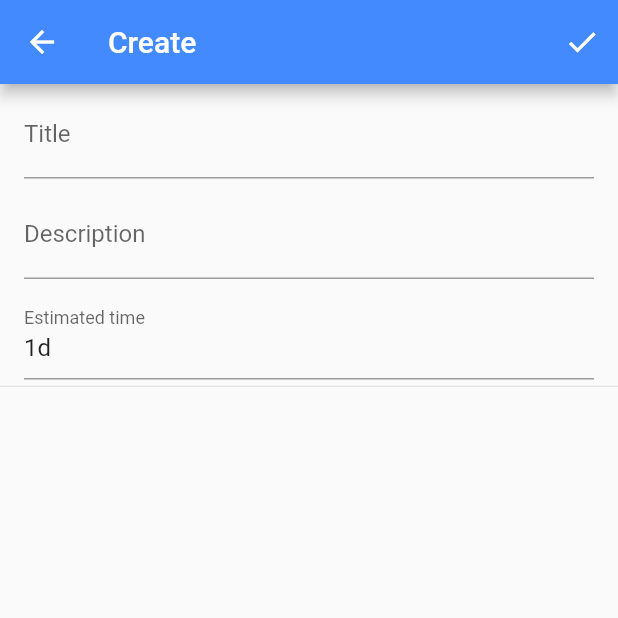
After one commit to haxcode/task_tracking_app, a Flutter app: the TodoEditableForm screen opened by its route, after a tap on the "done" icon, after a tap on the "add" icon, on a phone screen of 412 x 824 dp, the top half of it. The commit adds this screen. Run offline on Flutter 3.47's test engine with Material 2 defaults, Android fonts, the phone set to English and light mode, and no system bars; our stand-ins replace flutter_slidable, sqflite; accounts and stored records are empty.

Commit message:
add refresh list and one for  for 3 state

```diff
--- a/lib/src/app/controller/todo_Item.dart
+++ b/lib/src/app/controller/todo_Item.dart
@@ -19,9 +19,9 @@ class TodoItem {
     db.update(todo);
   }
 
-  static void readTodo(Todo todo) {
+  static TodoItem readTodo(Todo todo) {
     TodoEntity db = new TodoEntity();
-    db.read(todo.id);
+    db.getTodo(todo.id);
   }
   //todo add full crud hear
 
--- a/lib/src/app/model/todo.dart
+++ b/lib/src/app/model/todo.dart
@@ -7,11 +7,12 @@ class Todo {
   final String title;
   final String description;
   final String estimatedTime;
+  final int done;
   //final String startTime;
  // final String stopTime;
   //final String done;
 
-  Todo({this.id, this.title, this.description, this.estimatedTime});
+  Todo({this.id, this.title, this.description, this.estimatedTime, this.done});
 
   Map<String, dynamic> toMap() {
     return  {
@@ -21,7 +22,7 @@ class Todo {
       "estimatedTime":estimatedTime,
       //"startTime":startTime,
       //"stopTime":stopTime,
-      //"done":done,
+      "done":done,
     };
   }
 
--- a/lib/src/app/model/work_time.dart
+++ b/lib/src/app/model/work_time.dart
@@ -5,16 +5,16 @@ class WorkTime {
   final int id;
   final String startTime;
   final String stopTime;
-  final String done;
+  final int todoId;
 
-  WorkTime({this.id, this.startTime, this.stopTime, this.done});
+  WorkTime({this.id, this.todoId, this.startTime, this.stopTime});
 
   Map<String, dynamic> toMap() {
     return  {
       "id": id,
       "startTime":startTime,
       "stopTime":stopTime,
-      "done":done,
+      "todo_id": todoId
     };
   }
 
--- a/lib/src/app/view/main_view.dart
+++ b/lib/src/app/view/main_view.dart
@@ -1,6 +1,5 @@
 import 'package:flutter/material.dart';
 import 'package:task_tracking_app/src/app/view/about.dart';
-import 'package:task_tracking_app/src/app/view/task/todo_create_form.dart';
 import 'package:task_tracking_app/src/app/view/task/todo_list.dart';
 
 
--- /dev/null
+++ b/lib/src/app/view/task/todo_editable_form.dart
@@ -0,0 +1,188 @@
+import 'dart:developer' as developer;
+
+import 'package:flutter/material.dart';
+import 'package:task_tracking_app/src/app/controller/todo_Item.dart';
+import 'package:task_tracking_app/src/app/model/entity/todo_entity.dart';
+import 'package:task_tracking_app/src/app/model/todo.dart';
+import 'package:task_tracking_app/src/app/view/main_view.dart';
+import 'package:task_tracking_app/src/app/view/task/todo_list.dart';
+
+class TodoEditableForm extends StatefulWidget {
+  static const routeName = '/todoForm';
+
+  TodoEditableForm({Key key, Todo this.todo}) : super(key: key);
+  Todo todo;
+
+  @override
+  TodoEditableFormState createState() {
+    if (todo == null) {
+      this.todo = new Todo(
+          id: null, title: "", description: "", estimatedTime: "1d", done: 0);
+    }
+    return TodoEditableFormState(this.todo);
+  }
+}
+
+enum FormStateEnum { create, read, update, delete }
+
+class TodoEditableFormState extends State<TodoEditableForm> {
+  final _titleController = TextEditingController();
+  final _descriptionController = TextEditingController();
+  final _estimatedTimeController = TextEditingController();
+  FormStateEnum _formStateController = FormStateEnum.create;
+  Todo _todo;
+  IconData icon;
+
+  String title = "Details";
+
+  Null Function() action;
+
+  TodoEditableFormState(Todo _todo) {
+    this._todo = _todo;
+
+    if (_todo.id == null) {
+      _formStateController = FormStateEnum.create;
+    } else {
+      _formStateController = FormStateEnum.read;
+    }
+    this.stateRefresh();
+    _titleController.text = _todo.title.toString();
+    _descriptionController.text = _todo.description.toString();
+    _estimatedTimeController.text = _todo.estimatedTime.toString();
+  }
+
+  bool isEnabled() {
+    return (_formStateController == FormStateEnum.create ||
+        _formStateController == FormStateEnum.update);
+  }
+
+  void stateRefresh() {
+    switch (this._formStateController) {
+      case FormStateEnum.read:
+        this.icon = Icons.edit;
+        this.title = "Summary";
+        this.action = () {
+          _formStateController = FormStateEnum.update;
+          this.stateRefresh();
+        };
+        break;
+      case FormStateEnum.update:
+        this.icon = Icons.save;
+        this.title = "Edit";
+        this.action = () {
+          updateTask();
+          _formStateController = FormStateEnum.read;
+          this.stateRefresh();
+        };
+        break;
+      case FormStateEnum.create:
+        this.icon = Icons.done;
+        this.title = "Create";
+        this.action = () {
+          addTask();
+        };
+        break;
+      case FormStateEnum.delete:
+        this.icon = Icons.delete;
+        this.title = "Delete";
+        this.action = () {
+          //todo delete task
+        };
+        break;
+    }
+  }
+
+  Widget build(BuildContext context) {
+    // Build a Form widget using the _formKey created above.
+    return new Scaffold(
+      appBar: new AppBar(
+        title: new Text(this.title ?? "Summary" + " task"),
+        backgroundColor: Colors.blueAccent,
+        actions: <Widget>[
+          IconButton(
+            icon: Icon(this.icon),
+            onPressed: () {
+              setState(() {
+                this.action();
+              });
+            },
+          ),
+        ],
+      ),
+      body: new Column(
+        children: <Widget>[
+          new ListTile(
+            title: new TextField(
+              decoration: new InputDecoration(
+                labelText: "Title",
+              ),
+              controller: _titleController,
+              enabled: isEnabled(),
+            ),
+            //autofocus: true,
+          ),
+          new ListTile(
+            title: new TextField(
+              decoration: new InputDecoration(labelText: "Description"),
+              controller: _descriptionController,
+              enabled: isEnabled(),
+            ),
+          ),
+          new ListTile(
+            title: new TextField(
+              decoration: new InputDecoration(labelText: "Estimated time"),
+              controller: _estimatedTimeController,
+              enabled: isEnabled(),
+            ),
+          ),
+          const Divider(
+            height: 1.0,
+          ),
+        ],
+      ),
+    );
+  }
+
+  void addTask() {
+    Todo todo = new Todo(
+      title: _titleController.text,
+      description: _descriptionController.text,
+      estimatedTime: _estimatedTimeController.text,
+      done: 0,
+    );
+    TodoEntity te = new TodoEntity();
+    te.insert(todo);
+
+    developer.log('saved to DB');
+    Navigator.popAndPushNamed(context, MainView.routeName);
+  }
+
+  void updateTask() {
+    //TODO implement method to update entity in dataBase use controller.
+    developer.log(_todo.id.toString() + " task id");
+    Todo todo = new Todo(
+        //to musi zostać dodane ( bo do tego id bedzemy updatowac)
+        id: _todo.id,
+        title: _titleController.text,
+        description: _descriptionController.text,
+        estimatedTime: _estimatedTimeController.text,
+        done: 0);
+    TodoEntity te = new TodoEntity();
+    te.update(todo);
+
+    Future<Todo> newTodo = te.getTodo(_todo.id);
+
+    newTodo.then((data) => {
+          () {
+            this._todo = data;
+            this._estimatedTimeController.text = data.estimatedTime;
+            this._descriptionController.text = data.description;
+            this._titleController.text = data.title;
+          }
+        });
+//
+
+    developer.log('saved to DB');
+    //Navigator.pushNamed(context, MainView.routeName);
+  }
+}
--- a/lib/src/app/view/task/todo_list.dart
+++ b/lib/src/app/view/task/todo_list.dart
@@ -3,9 +3,9 @@ import 'package:task_tracking_app/src/app/controller/todo_Item.dart';
 import 'package:task_tracking_app/src/app/model/entity/todo_entity.dart';
 import 'package:task_tracking_app/src/app/model/todo.dart';
 import 'package:task_tracking_app/src/app/view/main_view.dart';
-import 'package:task_tracking_app/src/app/view/task/todo_create_form.dart';
+import 'package:task_tracking_app/src/app/view/task/todo_editable_form.dart';
 import 'package:flutter_slidable/flutter_slidable.dart';
-import 'package:task_tracking_app/src/app/view/task/todo_form.dart';
+
 
 class TodoList extends StatefulWidget {
 
@@ -26,6 +26,17 @@ class TodoListState extends State<TodoList> {
     todos = _todoEntity.todo();
   }
 
+  Future<void> _getData() async {
+    setState(() {
+      fetchTodo();
+    });
+  }
+
+  void fetchTodo() async {
+    setState(() {
+      todos = _todoEntity.todo();
+    });
+  }
 
   // This will be called each time the + button is pressed
 
@@ -67,12 +78,16 @@ class TodoListState extends State<TodoList> {
 
 
   Widget _listView(List<Todo> todoData){
-    return new ListView.builder(
+    return todoData.length != 0
+        ? RefreshIndicator(
+        child: ListView.builder(
         itemCount: todoData.length,
         itemBuilder: (context, index) {
           return _buildTodoItem(todoData[index]);
         }
-      );
+      ),
+        onRefresh: _getData)
+        : Center(child: CircularProgressIndicator());
   }
 
   // Build a single todo item
@@ -84,7 +99,7 @@ class TodoListState extends State<TodoList> {
         color: Colors.white,
         child: ListTile(
           onTap: () => {
-            Navigator.push(context, MaterialPageRoute(builder: (context) => TodoForm(todo)))
+            Navigator.push(context, MaterialPageRoute(builder: (context) => TodoEditableForm(todo: todo)))
           },
           leading: CircleAvatar(
             backgroundColor: Colors.blueAccent,
@@ -150,7 +165,7 @@ class TodoListState extends State<TodoList> {
       floatingActionButton: new FloatingActionButton(
         onPressed: (){   Navigator.pushNamed(
           context,
-          TodoCreateForm.routeName,
+          TodoEditableForm.routeName,
         );},
         tooltip: 'Add task',
         child: new Icon(Icons.add),
--- a/lib/src/app/view/task_tracking_app.dart
+++ b/lib/src/app/view/task_tracking_app.dart
@@ -1,7 +1,6 @@
 import 'package:flutter/material.dart';
 import 'package:task_tracking_app/src/app/view/main_view.dart';
-
-import 'task/todo_create_form.dart';
+import 'package:task_tracking_app/src/app/view/task/todo_editable_form.dart';
 
 
 class TaskTrackingApp extends StatelessWidget {
@@ -14,7 +13,7 @@ class TaskTrackingApp extends StatelessWidget {
           home: new MainView(),
           routes: {
             MainView.routeName:(context) => MainView(),
-            TodoCreateForm.routeName:(context) => TodoCreateForm(),
+            TodoEditableForm.routeName:(context) => TodoEditableForm(),
 
           },
 
```
Also changed, not shown: lib/src/app/model/entity/todo_entity.dart (+12 -8 lines), lib/src/app/model/entity/work_time_entity.dart (+2 -7 lines), lib/src/app/view/task/todo_create_form.dart (deleted, +0 -87 lines), lib/src/app/view/task/todo_form.dart (+30 -14 lines), lib/src/inf/persistence.dart (+5 -9 lines).
